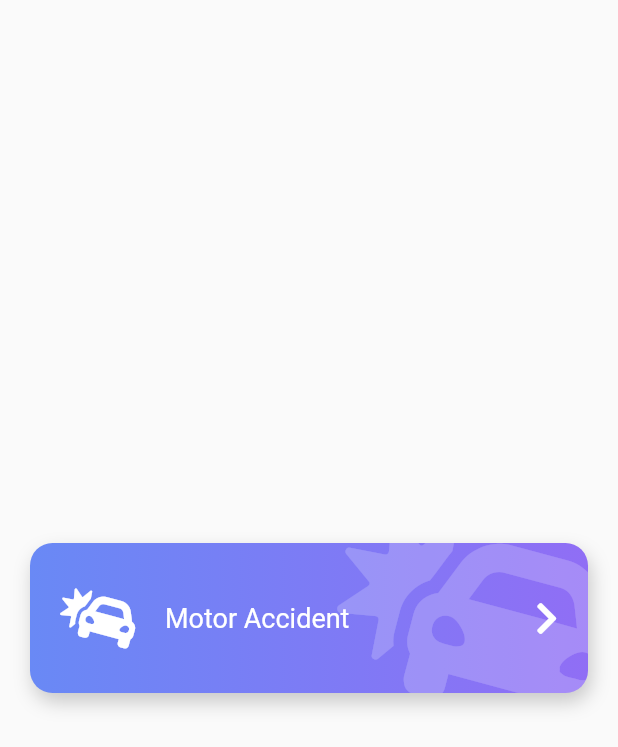
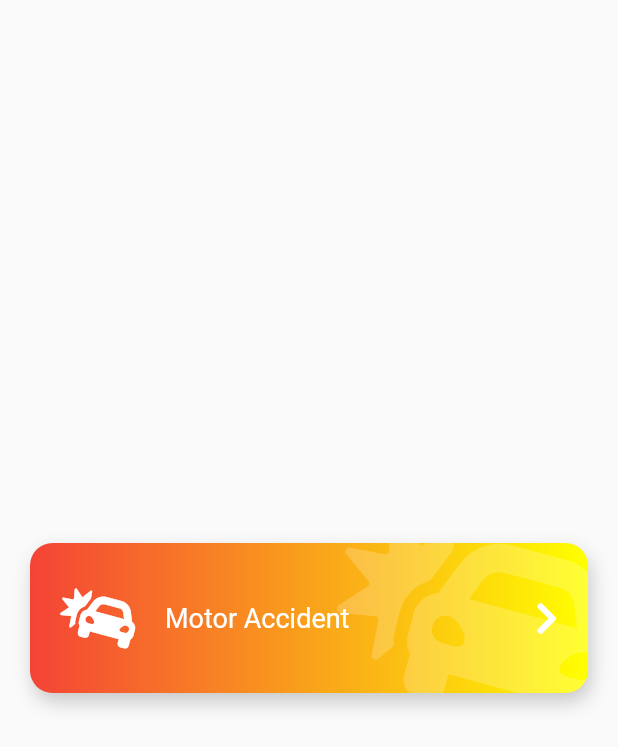
Before and after one commit to FKSAxell/emergency_layout, a Flutter app: the screen it shows after launch, on a phone screen of 412 x 824 dp. Shown: the top 747 px of the screen. Run offline on Flutter 3.47's test engine with Material 2 defaults, Android fonts, the phone set to English and light mode, and no system bars; our stand-ins replace flutter_svg, font_awesome_flutter.

Commit message:
Parametrizando Boton Gordo

```diff
--- a/lib/src/pages/emergency_page.dart
+++ b/lib/src/pages/emergency_page.dart
@@ -9,7 +9,15 @@ class EmergencyPage extends StatelessWidget {
     return Scaffold(
       // backgroundColor: Colors.red,
       body: Center(
-        child: BotonGordo(),
+        child: BotonGordo(
+          onPress: () {
+            print("Press");
+          },
+          icon: FontAwesomeIcons.carCrash,
+          color1: Colors.red,
+          color2: Colors.yellowAccent,
+          texto: "Motor Accident",
+        ),
       ),
     );
   }
--- a/lib/src/widgets/boton_gordo.dart
+++ b/lib/src/widgets/boton_gordo.dart
@@ -2,11 +2,30 @@ import 'package:flutter/material.dart';
 import 'package:font_awesome_flutter/font_awesome_flutter.dart';
 
 class BotonGordo extends StatelessWidget {
+  final IconData icon;
+  final String texto;
+  final Color color1;
+  final Color color2;
+  final Function onPress;
+
+  const BotonGordo({
+    this.icon,
+    this.texto,
+    this.color1,
+    this.color2,
+    @required this.onPress,
+  });
+
   @override
   Widget build(BuildContext context) {
-    return Stack(
+    return GestureDetector(
+      onTap: this.onPress,
+      child: Stack(
         children: [
-        _BotonGordoBackground(),
+          _BotonGordoBackground(
+            color1: this.color1,
+            color2: this.color2,
+          ),
           Row(
             mainAxisAlignment: MainAxisAlignment.center,
             children: [
@@ -15,7 +34,7 @@ class BotonGordo extends StatelessWidget {
                 width: 40,
               ),
               FaIcon(
-              FontAwesomeIcons.carCrash,
+                this.icon,
                 color: Colors.white,
                 size: 40,
               ),
@@ -24,7 +43,7 @@ class BotonGordo extends StatelessWidget {
               ),
               Expanded(
                 child: Text(
-                'Motor Accident',
+                  this.texto,
                   style: TextStyle(color: Colors.white, fontSize: 18),
                 ),
               ),
@@ -38,11 +57,19 @@ class BotonGordo extends StatelessWidget {
             ],
           ),
         ],
+      ),
     );
   }
 }
 
 class _BotonGordoBackground extends StatelessWidget {
+  final Color color1;
+  final Color color2;
+
+  const _BotonGordoBackground({
+    @required this.color1,
+    @required this.color2,
+  });
   @override
   Widget build(BuildContext context) {
     return Container(
@@ -74,8 +101,8 @@ class _BotonGordoBackground extends StatelessWidget {
         borderRadius: BorderRadius.circular(15),
         gradient: LinearGradient(
           colors: [
-            Color(0xff6989F5),
-            Color(0xff906EF5),
+            this.color1,
+            this.color2,
           ],
         ),
       ),
```
Lines whose indentation alone changed are shown as unchanged.
